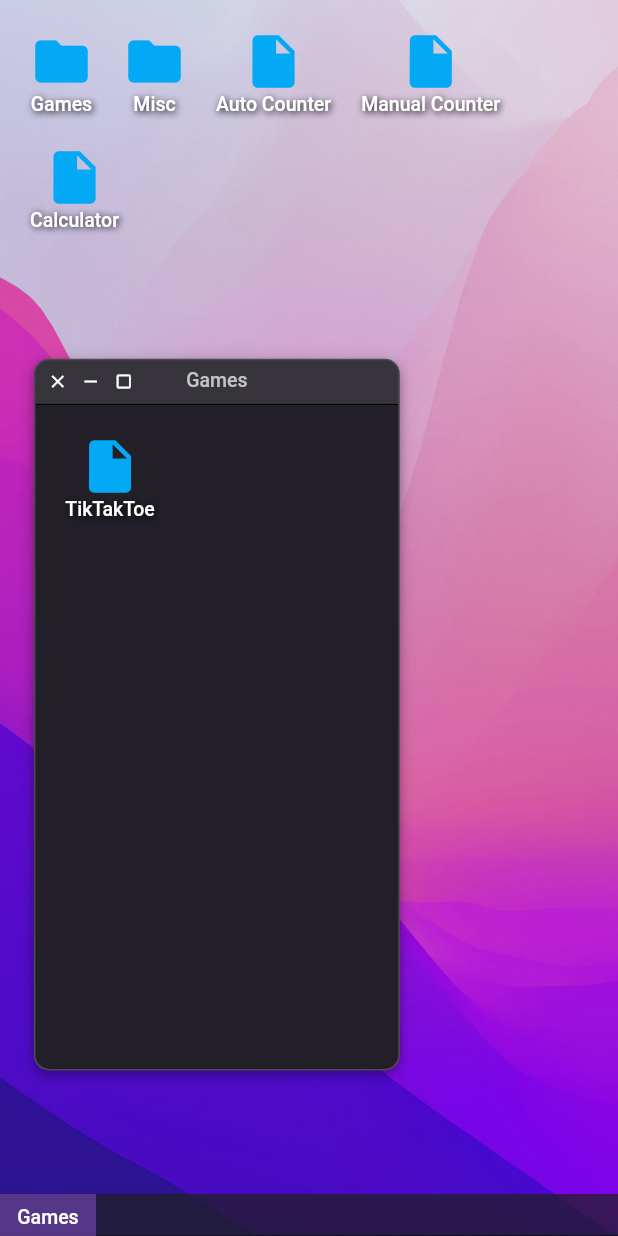
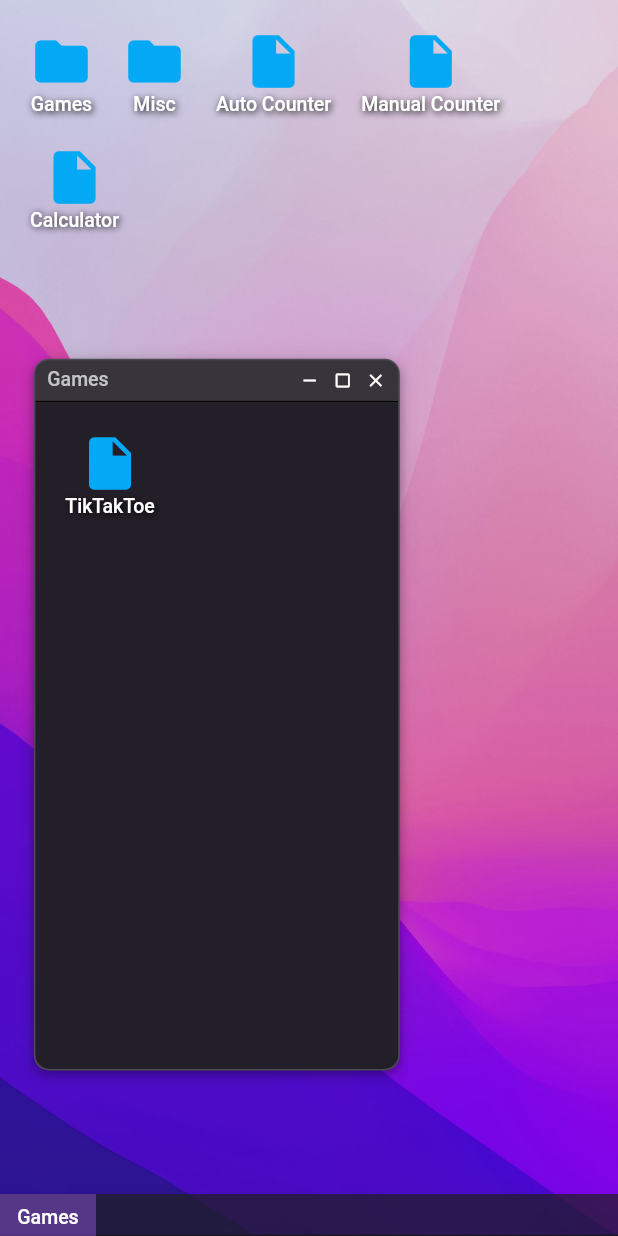
Before and after one commit to akaiser/mdi, a Flutter app: the screen it shows after launch, after a tap on "Games", on a phone screen of 412 x 824 dp. Run offline on Flutter 3.47's test engine with Material 2 defaults, Android fonts, the phone set to English and light mode, and no system bars.

```diff
--- a/lib/_prefs.dart
+++ b/lib/_prefs.dart
@@ -46,5 +46,5 @@ final windowDecoration = BoxDecoration(
 // TitleBar
 const titleBarIconSize = 14.0;
 const titleBarIconsSpace = 8.0;
-const titleBarPadding = EdgeInsets.fromLTRB(8, 6, 8, 8);
+const titleBarTitlePadding = EdgeInsets.fromLTRB(8, 5, 4, 7);
 const titleBarTextColor = Color.fromRGBO(196, 196, 196, 1);
--- a/lib/window/title_bar.dart
+++ b/lib/window/title_bar.dart
@@ -25,34 +25,15 @@ class TitleBar extends StatelessWidget {
 
   @override
   Widget build(BuildContext context) {
-    return GestureDetector(
-      onPanUpdate: (details) => onTitleBarDrag(
-        details.delta.dx,
-        details.delta.dy,
-      ),
-      onDoubleTap: onToggleMaximizeTap,
-      child: ColoredBox(
-        color: Colors.transparent,
-        child: Padding(
-          padding: titleBarPadding,
-          child: Stack(
-            alignment: AlignmentDirectional.bottomCenter,
+    return Row(
       children: [
-              Text(
+        Expanded(
+          child: _TitleBarTitle(
             title,
-                textAlign: TextAlign.center,
-                overflow: TextOverflow.ellipsis,
-                style: context.appTextTheme.h5.copyWith(
-                  color: titleBarTextColor,
+            onTitleBarDrag: onTitleBarDrag,
+            onToggleMaximizeTap: onToggleMaximizeTap,
           ),
         ),
-              Row(
-                children: [
-                  _TitleBarButton(
-                    Icons.close,
-                    onTap: onCloseTap,
-                  ),
-                  const SizedBox(width: titleBarIconsSpace),
         _TitleBarButton(
           Icons.remove,
           onTap: onMinimizeTap,
@@ -64,9 +45,47 @@ class TitleBar extends StatelessWidget {
             onTap: onToggleMaximizeTap,
           ),
         ],
+        const SizedBox(width: titleBarIconsSpace),
+        _TitleBarButton(
+          Icons.close,
+          onTap: onCloseTap,
+        ),
+        const SizedBox(width: titleBarIconsSpace),
       ],
+    );
+  }
+}
+
+class _TitleBarTitle extends StatelessWidget {
+  const _TitleBarTitle(
+    this.title, {
+    required this.onTitleBarDrag,
+    required this.onToggleMaximizeTap,
+  });
+
+  final String title;
+  final void Function(double dx, double dy) onTitleBarDrag;
+  final VoidCallback onToggleMaximizeTap;
+
+  @override
+  Widget build(BuildContext context) {
+    return GestureDetector(
+      onPanUpdate: (details) => onTitleBarDrag(
+        details.delta.dx,
+        details.delta.dy,
       ),
-            ],
+      onDoubleTap: onToggleMaximizeTap,
+      child: ColoredBox(
+        color: Colors.transparent,
+        child: Padding(
+          padding: titleBarTitlePadding,
+          child: Text(
+            title,
+            softWrap: false,
+            overflow: TextOverflow.fade,
+            style: context.appTextTheme.h5.copyWith(
+              color: titleBarTextColor,
+            ),
           ),
         ),
       ),
--- a/pubspec.yaml
+++ b/pubspec.yaml
@@ -1,6 +1,6 @@
 name: mdi
 description: Some widgets playground based on a desktop like UI.
-version: 0.0.5
+version: 0.0.6
 
 environment:
   sdk: ">=2.17.0 <3.0.0"
```
Lines whose indentation alone changed are shown as unchanged.
